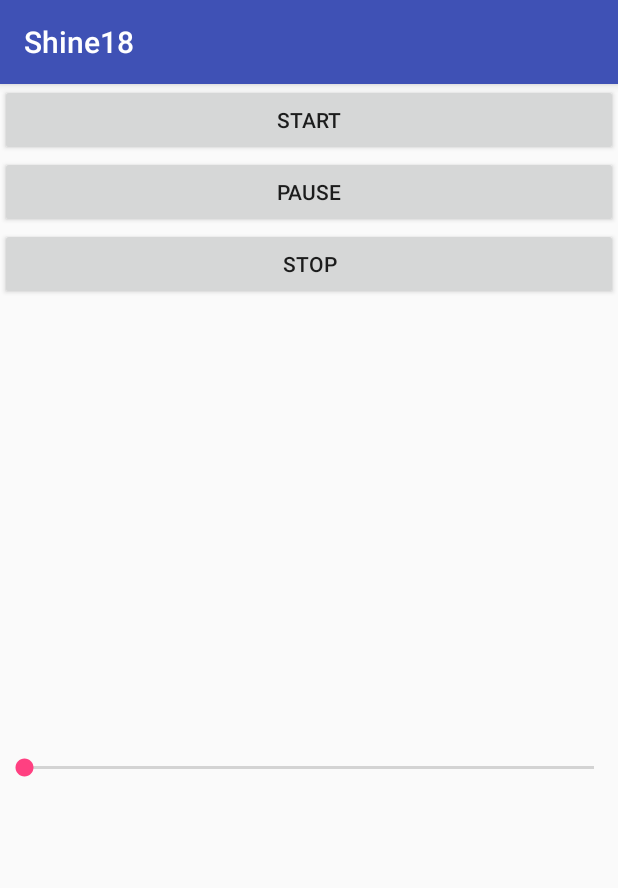
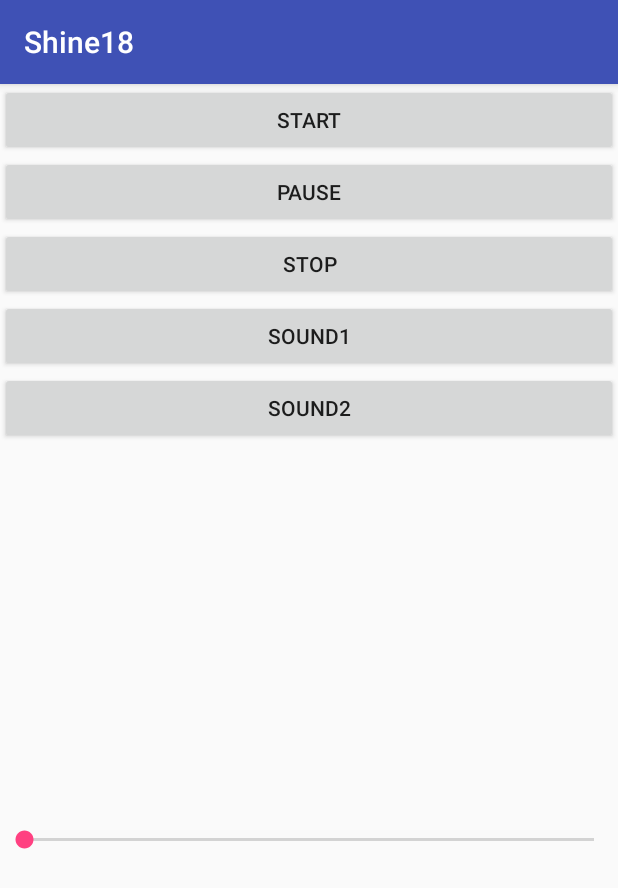
Before and after one commit to shiauhubanban/Android18, an Android app: the screen it shows after launch (MainActivity), on a phone screen of 412 x 824 dp. Shown: the top 888 px of the screen. Run offline under Robolectric (Android 15) with nearby library versions, the phone set to English and light mode, and no system bars.

Commit message:
v8 音樂 音效

```diff
--- a/app/src/main/java/com/org/iii/shine18/MainActivity.java
+++ b/app/src/main/java/com/org/iii/shine18/MainActivity.java
@@ -4,6 +4,8 @@ import android.content.BroadcastReceiver;
 import android.content.Context;
 import android.content.Intent;
 import android.content.IntentFilter;
+import android.media.AudioManager;
+import android.media.SoundPool;
 import android.support.v7.app.AppCompatActivity;
 import android.os.Bundle;
 import android.view.View;
@@ -12,12 +14,17 @@ import android.widget.SeekBar;
 public class MainActivity extends AppCompatActivity {
     private SeekBar seekBar;
     private MyReceiver myReciver;
+    private SoundPool sp;
+    private static int sound1, sound2;
     @Override
     protected void onCreate(Bundle savedInstanceState) {
         super.onCreate(savedInstanceState);
         setContentView(R.layout.activity_main);
         seekBar = (SeekBar)findViewById(R.id.seekbar);
 
+        sp = new SoundPool(4, AudioManager.STREAM_MUSIC, 0);
+        sound1 = sp.load(this, R.raw.bubbs, 1);
+        sound2 = sp.load(this, R.raw.wate, 1);
         //註冊
         myReciver = new MyReceiver();
         registerReceiver(myReciver,new IntentFilter("shine"));
@@ -74,6 +81,13 @@ public class MainActivity extends AppCompatActivity {
         stopService(it);
     }
 
+    public void sound1(View v){
+        sp.play(sound1,0.5f,0.5f,1,0,1);
+    }
+    public void sound2(View v){
+        sp.play(sound2,0.5f,0.5f,1,0,1);
+    }
+
     public class MyReceiver extends BroadcastReceiver{
         @Override
         public void onReceive(Context context, Intent intent) {
--- a/app/src/main/res/layout/activity_main.xml
+++ b/app/src/main/res/layout/activity_main.xml
@@ -20,6 +20,16 @@
         android:layout_height="wrap_content"
         android:onClick="stop"
         android:text="Stop" />
+    <Button
+        android:layout_width="match_parent"
+        android:layout_height="wrap_content"
+        android:onClick="sound1"
+        android:text="Sound1" />
+    <Button
+        android:layout_width="match_parent"
+        android:layout_height="wrap_content"
+        android:onClick="sound2"
+        android:text="Sound2" />
     <SeekBar
         android:id="@+id/seekbar"
         android:layout_width="match_parent"
```
Also changed, not shown: 2 other files.
